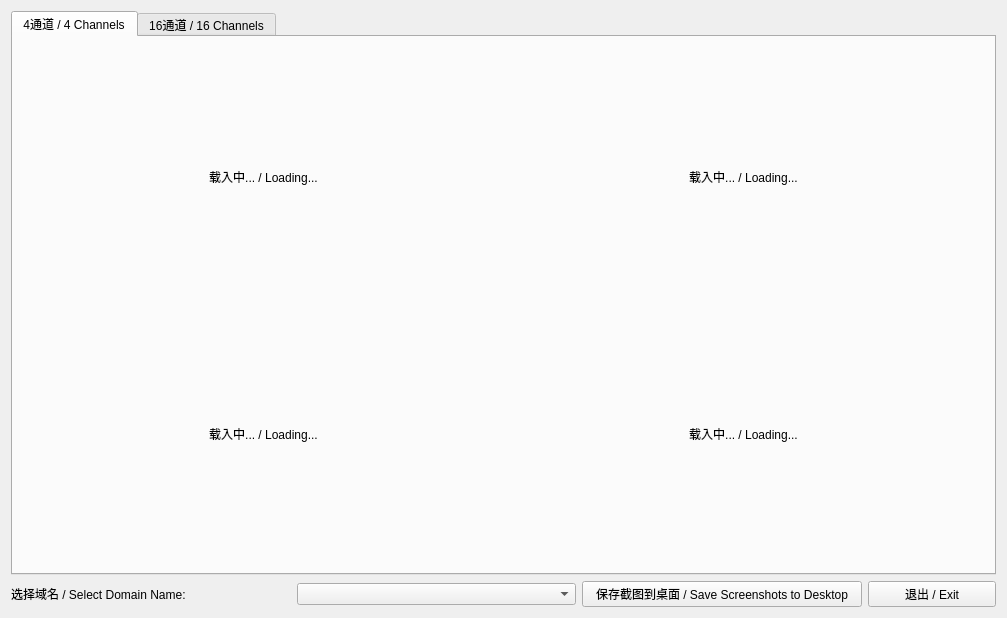
Above: src/mainwindow.ui from alex-lt-kong/q-rtsp-viewer before the change. Below: the same form after it.
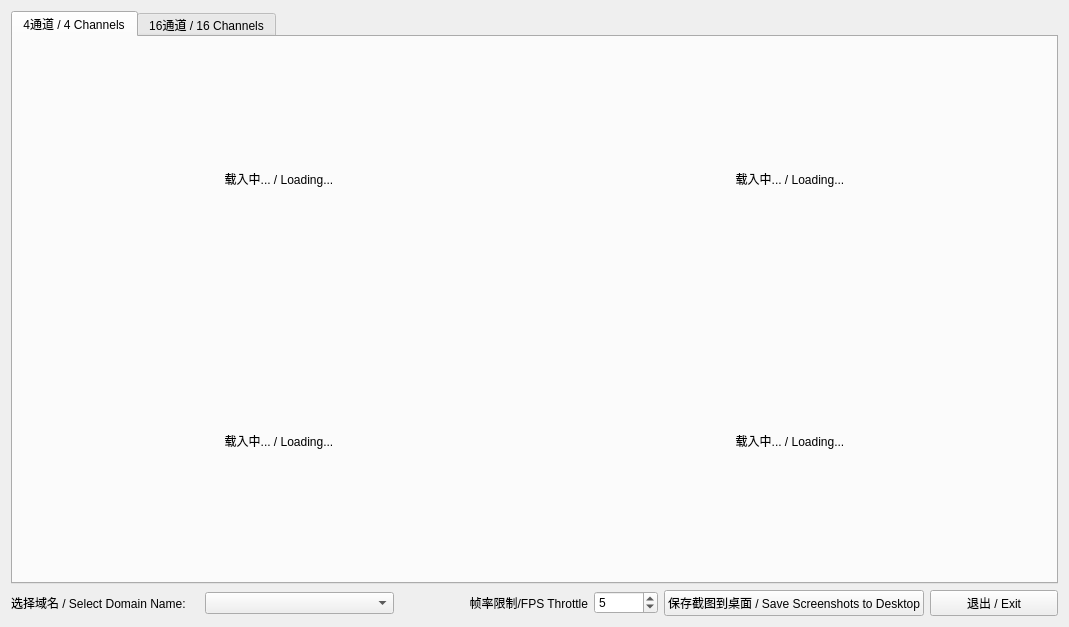
That is the form after the change. Icons and pictures are not drawn.

```diff
--- a/src/mainwindow.ui
+++ b/src/mainwindow.ui
@@ -6,8 +6,8 @@
    <rect>
     <x>0</x>
     <y>0</y>
-    <width>1007</width>
-    <height>618</height>
+    <width>1069</width>
+    <height>627</height>
    </rect>
   </property>
   <property name="windowTitle">
@@ -560,6 +560,38 @@
       <item>
        <widget class="QComboBox" name="comboBoxDomainNames"/>
       </item>
+      <item>
+       <widget class="QLabel" name="labelFpsThrottle">
+        <property name="maximumSize">
+         <size>
+          <width>256</width>
+          <height>16777215</height>
+         </size>
+        </property>
+        <property name="text">
+         <string>帧率限制/FPS Throttle</string>
+        </property>
+        <property name="alignment">
+         <set>Qt::AlignRight|Qt::AlignTrailing|Qt::AlignVCenter</set>
+        </property>
+       </widget>
+      </item>
+      <item>
+       <widget class="QSpinBox" name="spinBoxFpsThrottle">
+        <property name="maximumSize">
+         <size>
+          <width>64</width>
+          <height>16777215</height>
+         </size>
+        </property>
+        <property name="minimum">
+         <number>1</number>
+        </property>
+        <property name="value">
+         <number>5</number>
+        </property>
+       </widget>
+      </item>
       <item>
        <widget class="QPushButton" name="pushButtonSaveScreenshots">
         <property name="maximumSize">
```
